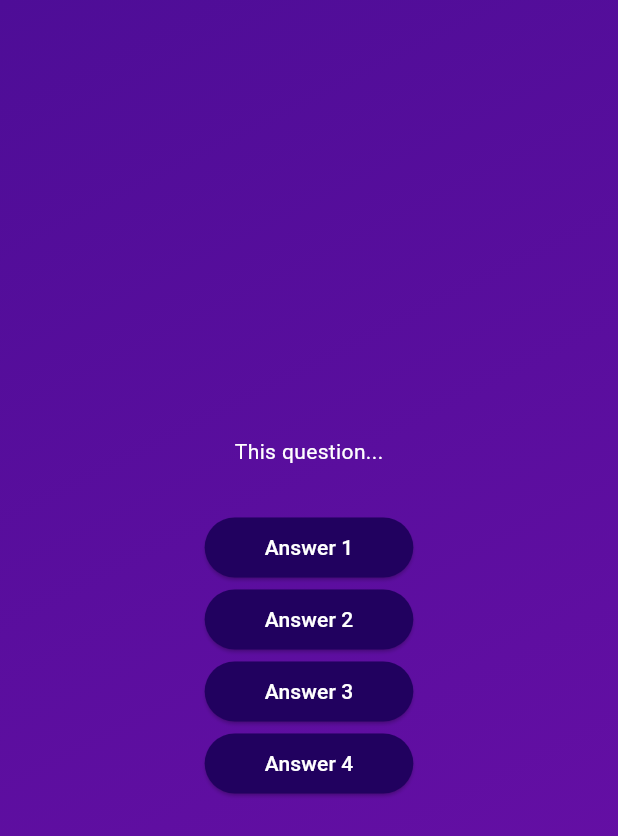
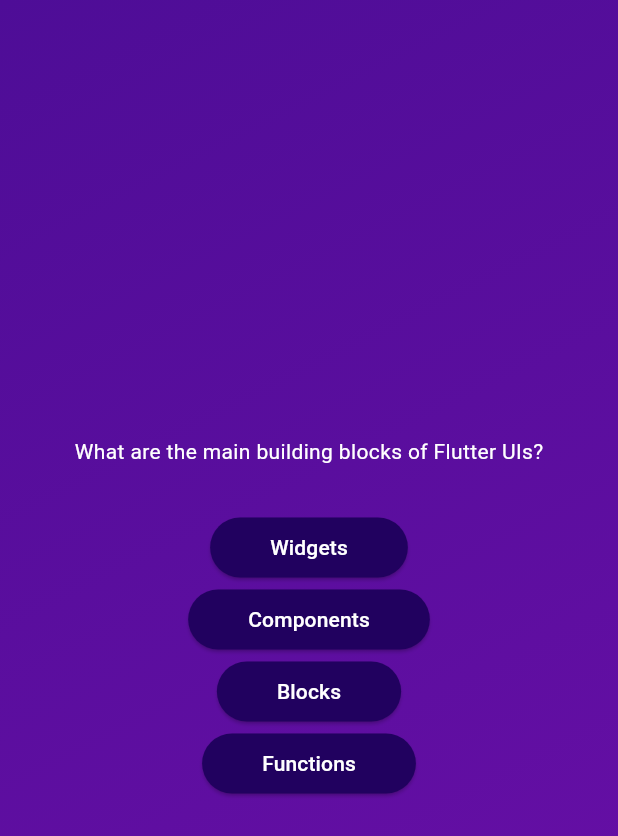
Before and after one commit to ThanakornBenjamin/quiz-app, a Flutter app: the screen it shows after launch, after a tap on "Start Quiz", on a phone screen of 412 x 824 dp. Shown: the top 836 px of the screen. Run offline on Flutter 3.47's test engine with Material 3 defaults, Android fonts, the phone set to English and light mode, and no system bars.

Commit message:
feat: Render question text and answer buttons using `questions` data.

```diff
--- a/lib/questions_screen.dart
+++ b/lib/questions_screen.dart
@@ -1,5 +1,6 @@
 import 'package:flutter/material.dart';
 import 'package:quiz_app/answer_button.dart';
+import 'package:quiz_app/data/questions.dart';
 
 class QuestionsScreen extends StatefulWidget {
   const QuestionsScreen({super.key});
@@ -11,17 +12,20 @@ class QuestionsScreen extends StatefulWidget {
 class _QuestionsScreenState extends State<QuestionsScreen> {
   @override
   Widget build(BuildContext context) {
+    final currentQuestion = questions[0];
+
     return SizedBox(
       width: double.infinity,
       child: Column(
         mainAxisAlignment: MainAxisAlignment.center,
         children: [
-          const Text("This question...", style: TextStyle(color: Colors.white)),
+          Text(currentQuestion.text, style: TextStyle(color: Colors.white)),
           const SizedBox(height: 30),
-          AnswerButton(answerText: "Answer 1", onTap: () {}),
-          AnswerButton(answerText: "Answer 2", onTap: () {}),
-          AnswerButton(answerText: "Answer 3", onTap: () {}),
-          AnswerButton(answerText: "Answer 4", onTap: () {}),
+
+          AnswerButton(answerText: currentQuestion.answers[0], onTap: () {}),
+          AnswerButton(answerText: currentQuestion.answers[1], onTap: () {}),
+          AnswerButton(answerText: currentQuestion.answers[2], onTap: () {}),
+          AnswerButton(answerText: currentQuestion.answers[3], onTap: () {}),
         ],
       ),
     );
```
